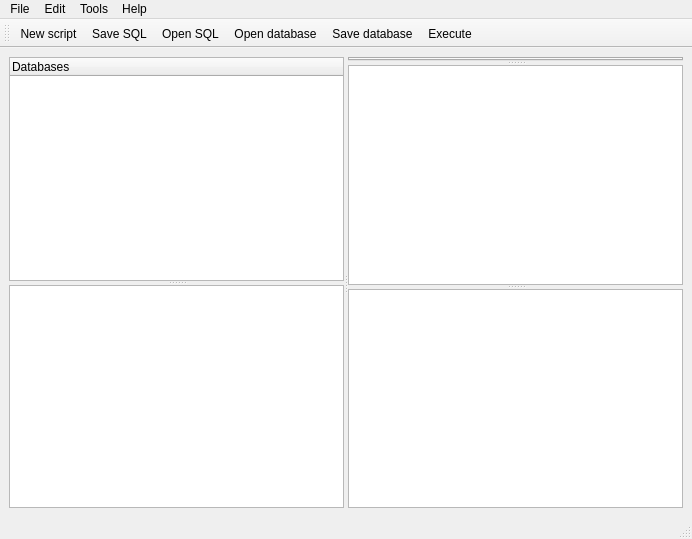
The window that mainwindow.ui (anachuri/dbmsClient) describes before a commit, drawn with Qt 5.
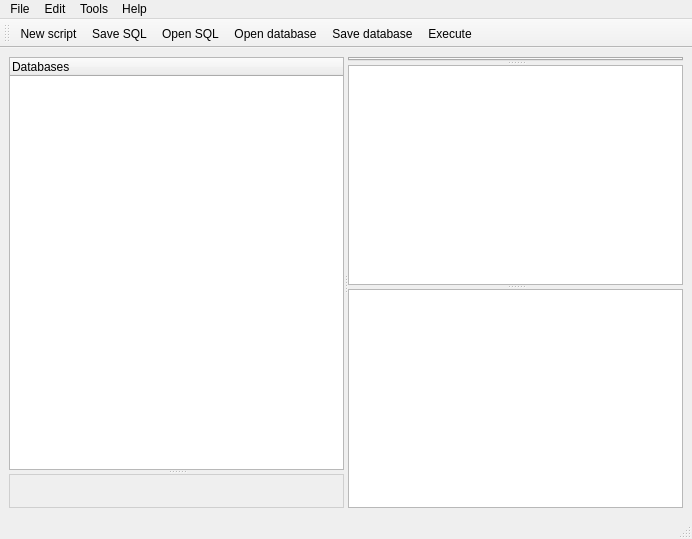
The same window after the commit. Icons and pictures are not drawn.

Commit message: agrego un nuevo label que muestra la info de la tabla seleccionada

```diff
--- a/mainwindow.ui
+++ b/mainwindow.ui
@@ -48,7 +48,14 @@
          </property>
         </column>
        </widget>
-       <widget class="QTableWidget" name="tableWidget"/>
+       <widget class="QLabel" name="tableInfo">
+        <property name="styleSheet">
+         <string notr="true">border: 1px solid #cfcfcf;</string>
+        </property>
+        <property name="text">
+         <string/>
+        </property>
+       </widget>
       </widget>
       <widget class="QSplitter" name="scriptSplitter">
        <property name="orientation">
```
The commit also changes 2 other files.
